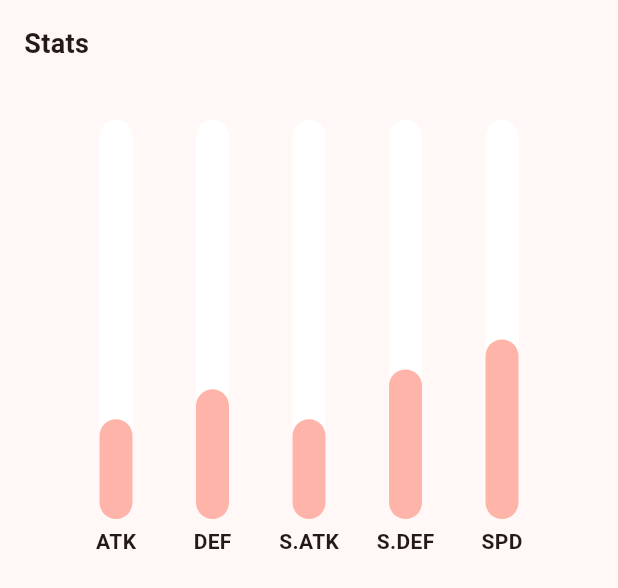
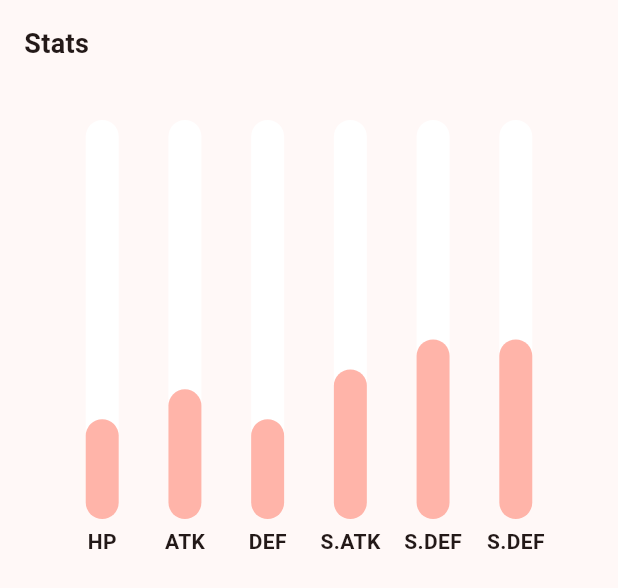
Before and after one commit to ViiniGarcia/pokedex_app, a Flutter app: the StatsChart widget shown alone on an empty page, opened directly with empty values, on a phone screen of 412 x 824 dp. Shown: the top 588 px of the screen. Run offline on Flutter 3.47's test engine with Material 2 defaults, Android fonts, the phone set to English and light mode, and no system bars; network calls fail.

Commit message:
HP no stats bar

```diff
--- a/lib/widgets/bar_chart_stats.dart
+++ b/lib/widgets/bar_chart_stats.dart
@@ -83,7 +83,7 @@ class StatsChartState extends State<StatsChart> {
     );
   }
 
-  List<BarChartGroupData> showingGroups() => List.generate(5, (i) {
+  List<BarChartGroupData> showingGroups() => List.generate(6, (i) {
     switch (i) {
       case 0:
         return makeGroupData(0, 5, isTouched: i == touchedIndex);
@@ -94,6 +94,8 @@ class StatsChartState extends State<StatsChart> {
       case 3:
         return makeGroupData(3, 7.5, isTouched: i == touchedIndex);
       case 4:
+        return makeGroupData(4, 9, isTouched: i == touchedIndex);
+      case 5:
         return makeGroupData(4, 9, isTouched: i == touchedIndex);
       default:
         return throw Error();
@@ -111,18 +113,21 @@ class StatsChartState extends State<StatsChart> {
             String weekDay;
             switch (group.x) {
               case 0:
+                weekDay = 'HP';
+                break;
+              case 1:
                 weekDay = 'Attack';
                 break;
-              case 1:
+              case 2:
                 weekDay = 'Defense';
                 break;
-              case 2:
+              case 3:
                 weekDay = 'Special Attack';
                 break;
-              case 3:
+              case 4:
                 weekDay = 'Special Defense';
                 break;
-              case 4:
+              case 5:
                 weekDay = 'Speed';
                 break;
               default:
@@ -184,18 +189,21 @@ class StatsChartState extends State<StatsChart> {
     Widget text;
     switch (value.toInt()) {
       case 0:
+        text = const Text('HP', style: style);
+        break;
+      case 1:
         text = const Text('ATK', style: style);
         break;
-      case 1:
+      case 2:
         text = const Text('DEF', style: style);
         break;
-      case 2:
+      case 3:
         text = const Text('S.ATK', style: style);
         break;
-      case 3:
+      case 4:
         text = const Text('S.DEF', style: style);
         break;
-      case 4:
+      case 5:
         text = const Text('SPD', style: style);
         break;
       default:
```
